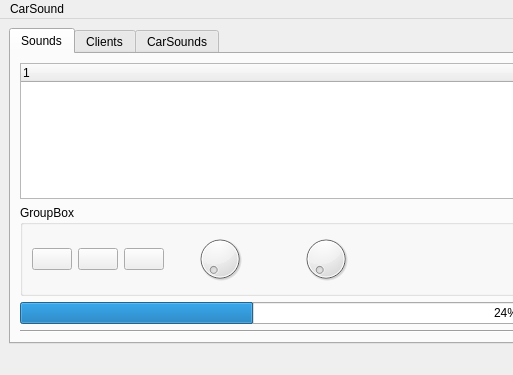
This is src/sys/carSound/carSound.ui in hlrs-vis/covise as Qt 5 draws it before an edit; both pictures show x 0 to 513 and y 0 to 375 of the 1012 by 375 pixel window. The edited form follows.
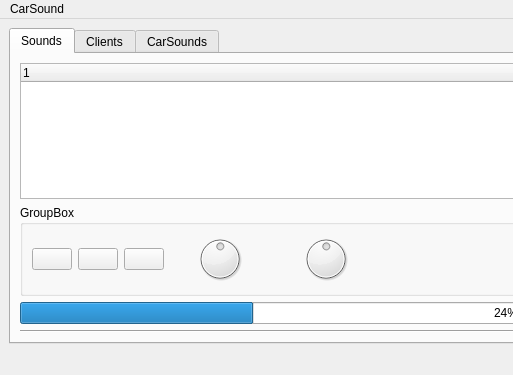
This is the edited form. Icons and pictures are not drawn.

Commit message: upgrade carSound to support general remote sounds

What changed in the file:
```diff
--- a/src/sys/carSound/carSound.ui
+++ b/src/sys/carSound/carSound.ui
@@ -84,6 +84,12 @@
              <property name="toolTip">
               <string>&lt;html&gt;&lt;head/&gt;&lt;body&gt;&lt;p&gt;Volume&lt;/p&gt;&lt;/body&gt;&lt;/html&gt;</string>
              </property>
+             <property name="value">
+              <number>50</number>
+             </property>
+             <property name="sliderPosition">
+              <number>50</number>
+             </property>
             </widget>
            </item>
            <item>
@@ -91,6 +97,12 @@
              <property name="toolTip">
               <string>&lt;html&gt;&lt;head/&gt;&lt;body&gt;&lt;p&gt;Speed&lt;/p&gt;&lt;/body&gt;&lt;/html&gt;</string>
              </property>
+             <property name="maximum">
+              <number>99</number>
+             </property>
+             <property name="value">
+              <number>50</number>
+             </property>
             </widget>
            </item>
            <item>
```
Left out of the diff: 2 changed lines with no effect on the pictures. The commit also changes 46 other files.
